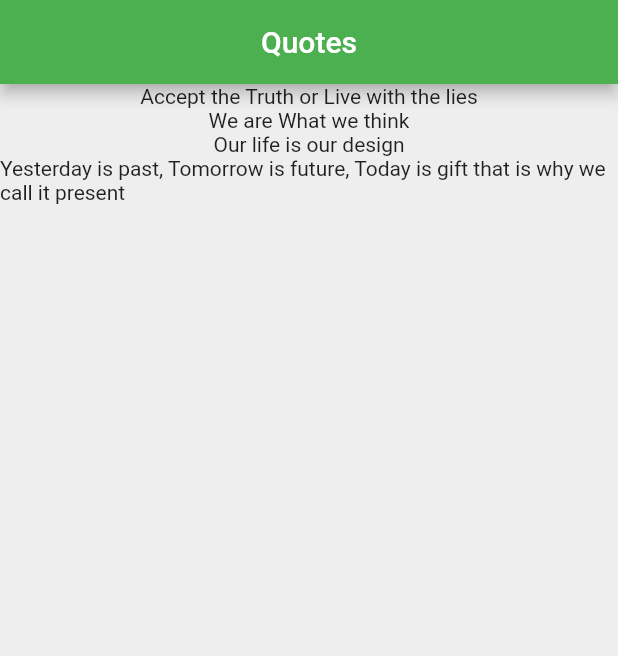
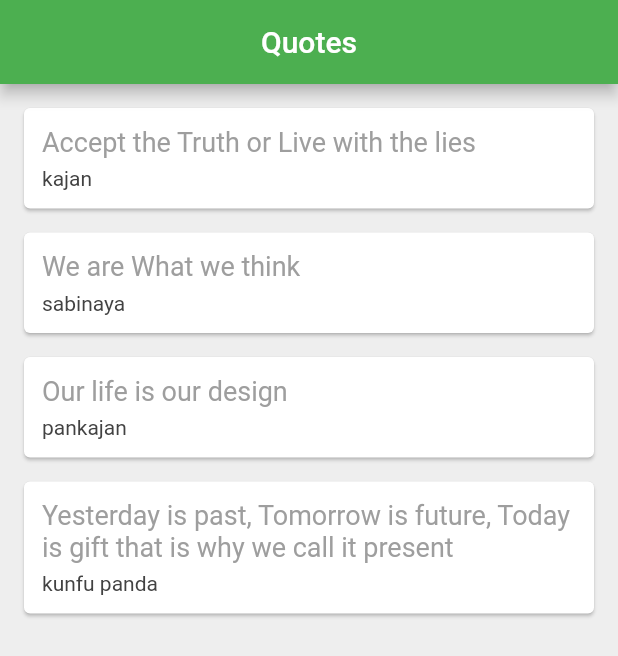
Before and after one commit to pankajan05/flutter, a Flutter app: the screen it shows after launch, on a phone screen of 412 x 824 dp. Shown: the top 656 px of the screen. Run offline on Flutter 3.47's test engine with Material 2 defaults, Android fonts, the phone set to English and light mode, and no system bars; our stand-ins replace firebase_auth; accounts and stored records are empty.

Commit message:
learn to create card

```diff
--- a/qoutes_app/lib/main.dart
+++ b/qoutes_app/lib/main.dart
@@ -1,4 +1,5 @@
 import 'package:flutter/material.dart';
+import 'quote.dart';
 
 void main() {
   runApp(MaterialApp(
@@ -12,12 +13,40 @@ class QuoteList extends StatefulWidget {
 }
 
 class _QuoteListState extends State<QuoteList> {
-  List<String> quotes= [
-    'Accept the Truth or Live with the lies',
-  'We are What we think',
-  'Our life is our design',
-  'Yesterday is past, Tomorrow is future, Today is gift that is why we call it present'
+  List<Quote> quotes= [
+    Quote(author: 'kajan', text:'Accept the Truth or Live with the lies'),
+  Quote(author:'sabinaya', text:'We are What we think'),
+  Quote(author:'pankajan',text:'Our life is our design'),
+    Quote(author:'kunfu panda', text:'Yesterday is past, Tomorrow is future, Today is gift that is why we call it present')
   ];
+
+  Widget quoteTemplate(quote){
+    return Card(
+      margin: EdgeInsets.fromLTRB(16, 16, 16, 0),
+      child: Padding(
+        padding: const EdgeInsets.all(12.0),
+        child: Column(
+          crossAxisAlignment: CrossAxisAlignment.stretch,
+          children: <Widget>[
+            Text(
+              quote.text,
+              style: TextStyle(
+                fontSize: 18,
+                color: Colors.grey[500],
+              ),
+            ),
+            SizedBox(height: 6),
+            Text(quote.author,
+            style: TextStyle(
+              fontSize: 14,
+              color: Colors.grey[800],
+            ),
+            ),
+          ],
+        ),
+      ),
+    );
+  }
 
   @override
   Widget build(BuildContext context) {
@@ -29,7 +58,8 @@ class _QuoteListState extends State<QuoteList> {
         backgroundColor: Colors.green,
       ),
       body: Column(
-        children: quotes.map((quote) => Text(quote)).toList(),
+        crossAxisAlignment: CrossAxisAlignment.start,
+        children: quotes.map((quote) => quoteTemplate(quote)).toList(),
       ),
     );
   }
--- a/qoutes_app/lib/quote.dart
+++ b/qoutes_app/lib/quote.dart
@@ -1,9 +1,8 @@
+// Quote myquote = Quote(author:'kajan' , text: 'Life is beautiful');
+
 class Quote {
   String text;
   String author;
 
-  Quote(String text, String author){
-    this.text = text;
-    this.author = author;
-  }
+  Quote({this.text, this.author});
 }
```
